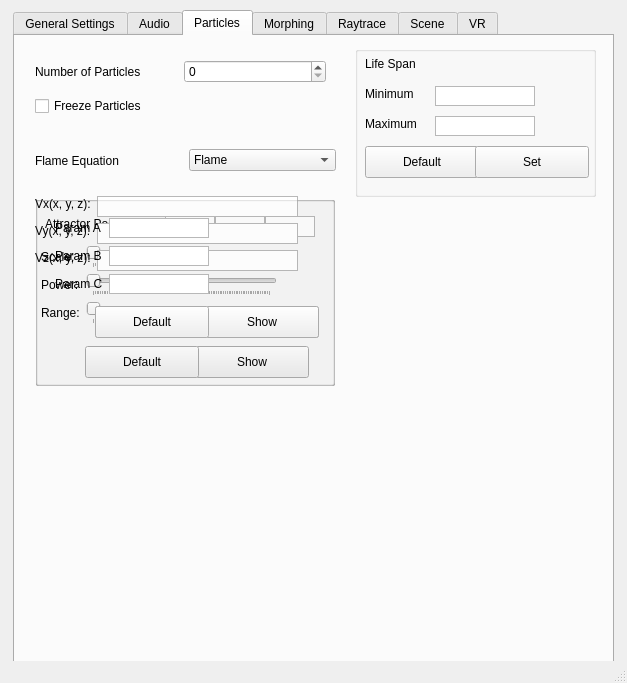
Qt form src/Qt/mainwindow.ui (UMLComputerGraphics/GraphicsProject) before a commit.
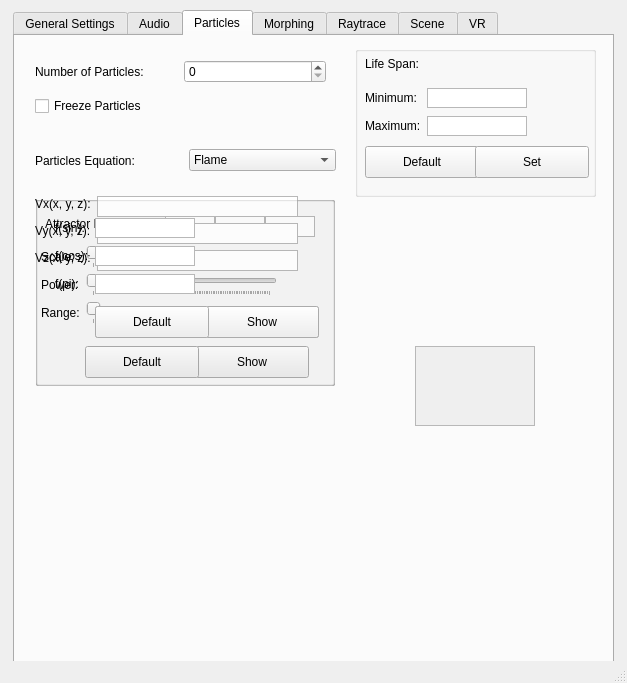
The same form after that commit. The open tabs and pages were chosen to show the change.

```diff
--- a/src/Qt/mainwindow.ui
+++ b/src/Qt/mainwindow.ui
@@ -526,7 +526,7 @@
        <item>
         <widget class="QLabel" name="numberOfParticlesLabel">
          <property name="text">
-          <string>Number of Particles</string>
+          <string>Number of Particles:</string>
          </property>
         </widget>
        </item>
@@ -558,7 +558,7 @@
        <item>
         <widget class="QLabel" name="flameEquationLabel">
          <property name="text">
-          <string>Flame Equation</string>
+          <string>Particles Equation:</string>
          </property>
         </widget>
        </item>
@@ -1133,7 +1133,7 @@
         <item row="0" column="0">
          <widget class="QLabel" name="ParamALabel">
           <property name="text">
-           <string>Param A</string>
+           <string>f(sin):</string>
           </property>
          </widget>
         </item>
@@ -1162,7 +1162,7 @@
         <item row="1" column="0">
          <widget class="QLabel" name="ParamBLabel">
           <property name="text">
-           <string>Param B</string>
+           <string>f(cos):</string>
           </property>
          </widget>
         </item>
@@ -1191,7 +1191,7 @@
         <item row="2" column="0">
          <widget class="QLabel" name="ParamCLabel">
           <property name="text">
-           <string>Param C</string>
+           <string>f(pi):</string>
           </property>
          </widget>
         </item>
@@ -1242,89 +1242,7 @@
         </rect>
        </property>
        <property name="text">
-        <string>Life Span</string>
-       </property>
-      </widget>
-      <widget class="QLabel" name="minLifeLabel">
-       <property name="geometry">
-        <rect>
-         <x>10</x>
-         <y>40</y>
-         <width>71</width>
-         <height>16</height>
-        </rect>
-       </property>
-       <property name="text">
-        <string>Minimum</string>
-       </property>
-      </widget>
-      <widget class="QLabel" name="maxLifeLabel">
-       <property name="geometry">
-        <rect>
-         <x>10</x>
-         <y>70</y>
-         <width>71</width>
-         <height>16</height>
-        </rect>
-       </property>
-       <property name="text">
-        <string>Maximum</string>
-       </property>
-      </widget>
-      <widget class="QPlainTextEdit" name="minLifeInput">
-       <property name="geometry">
-        <rect>
-         <x>80</x>
-         <y>40</y>
-         <width>100</width>
-         <height>20</height>
-        </rect>
-       </property>
-       <property name="minimumSize">
-        <size>
-         <width>100</width>
-         <height>20</height>
-        </size>
-       </property>
-       <property name="maximumSize">
-        <size>
-         <width>100</width>
-         <height>20</height>
-        </size>
-       </property>
-       <property name="verticalScrollBarPolicy">
-        <enum>Qt::ScrollBarAlwaysOff</enum>
-       </property>
-       <property name="horizontalScrollBarPolicy">
-        <enum>Qt::ScrollBarAlwaysOff</enum>
-       </property>
-      </widget>
-      <widget class="QPlainTextEdit" name="maxLifeInput">
-       <property name="geometry">
-        <rect>
-         <x>80</x>
-         <y>70</y>
-         <width>100</width>
-         <height>20</height>
-        </rect>
-       </property>
-       <property name="minimumSize">
-        <size>
-         <width>100</width>
-         <height>20</height>
-        </size>
-       </property>
-       <property name="maximumSize">
-        <size>
-         <width>100</width>
-         <height>20</height>
-        </size>
-       </property>
-       <property name="verticalScrollBarPolicy">
-        <enum>Qt::ScrollBarAlwaysOff</enum>
-       </property>
-       <property name="horizontalScrollBarPolicy">
-        <enum>Qt::ScrollBarAlwaysOff</enum>
+        <string>Life Span:</string>
        </property>
       </widget>
       <widget class="QPushButton" name="defaultLifespansButton">
@@ -1351,6 +1269,99 @@
        </property>
        <property name="text">
         <string>Set</string>
+       </property>
+      </widget>
+      <widget class="QWidget" name="layoutWidget">
+       <property name="geometry">
+        <rect>
+         <x>10</x>
+         <y>40</y>
+         <width>177</width>
+         <height>52</height>
+        </rect>
+       </property>
+       <layout class="QFormLayout" name="formLayout_4">
+        <item row="0" column="0">
+         <widget class="QLabel" name="minLifeLabel">
+          <property name="text">
+           <string>Minimum:</string>
+          </property>
+         </widget>
+        </item>
+        <item row="0" column="1">
+         <widget class="QPlainTextEdit" name="minLifeInput">
+          <property name="minimumSize">
+           <size>
+            <width>100</width>
+            <height>20</height>
+           </size>
+          </property>
+          <property name="maximumSize">
+           <size>
+            <width>100</width>
+            <height>20</height>
+           </size>
+          </property>
+          <property name="verticalScrollBarPolicy">
+           <enum>Qt::ScrollBarAlwaysOff</enum>
+          </property>
+          <property name="horizontalScrollBarPolicy">
+           <enum>Qt::ScrollBarAlwaysOff</enum>
+          </property>
+         </widget>
+        </item>
+        <item row="1" column="0">
+         <widget class="QLabel" name="maxLifeLabel">
+          <property name="text">
+           <string>Maximum:</string>
+          </property>
+         </widget>
+        </item>
+        <item row="1" column="1">
+         <widget class="QPlainTextEdit" name="maxLifeInput">
+          <property name="minimumSize">
+           <size>
+            <width>100</width>
+            <height>20</height>
+           </size>
+          </property>
+          <property name="maximumSize">
+           <size>
+            <width>100</width>
+            <height>20</height>
+           </size>
+          </property>
+          <property name="verticalScrollBarPolicy">
+           <enum>Qt::ScrollBarAlwaysOff</enum>
+          </property>
+          <property name="horizontalScrollBarPolicy">
+           <enum>Qt::ScrollBarAlwaysOff</enum>
+          </property>
+         </widget>
+        </item>
+       </layout>
+      </widget>
+     </widget>
+     <widget class="QScrollArea" name="scrollArea">
+      <property name="geometry">
+       <rect>
+        <x>400</x>
+        <y>310</y>
+        <width>120</width>
+        <height>80</height>
+       </rect>
+      </property>
+      <property name="widgetResizable">
+       <bool>true</bool>
+      </property>
+      <widget class="QWidget" name="scrollAreaWidgetContents">
+       <property name="geometry">
+        <rect>
+         <x>0</x>
+         <y>0</y>
+         <width>118</width>
+         <height>78</height>
+        </rect>
        </property>
       </widget>
      </widget>
```
Left out of the diff: 4 changed lines with no effect on the pictures.
